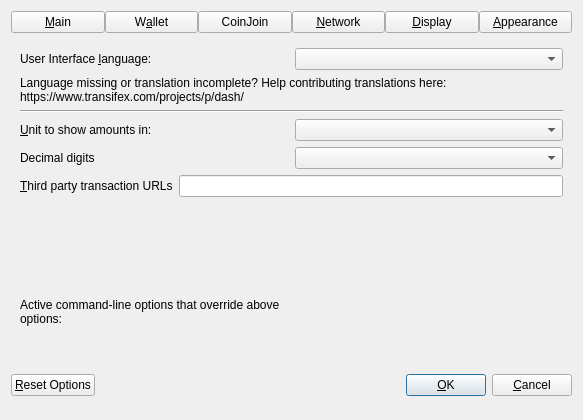
The window that src/qt/forms/optionsdialog.ui (bytzck/BYTZ) describes before a commit, drawn with Qt 5.
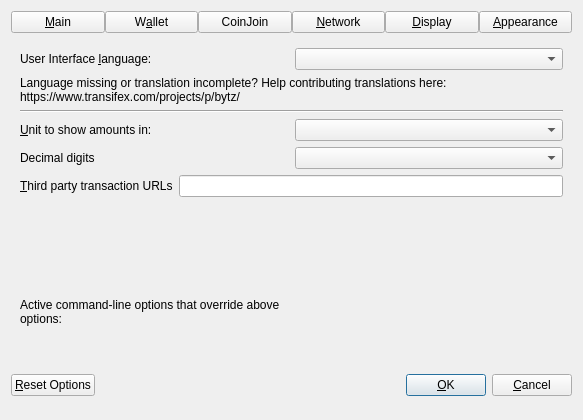
The same window after the commit. The open tabs and pages were chosen to show the change. Custom widgets are drawn as their Qt base class.

Commit message: Rename to Bytz

Patch:
```diff
--- a/src/qt/forms/optionsdialog.ui
+++ b/src/qt/forms/optionsdialog.ui
@@ -755,7 +755,7 @@
          </property>
          <property name="text">
           <string>Language missing or translation incomplete? Help contributing translations here:
-https://www.transifex.com/projects/p/dash/</string>
+https://www.transifex.com/projects/p/bytz/</string>
          </property>
          <property name="wordWrap">
           <bool>true</bool>
```
Left out of the diff: 6 changed lines with no effect on the pictures. The commit also changes 616 other files.
